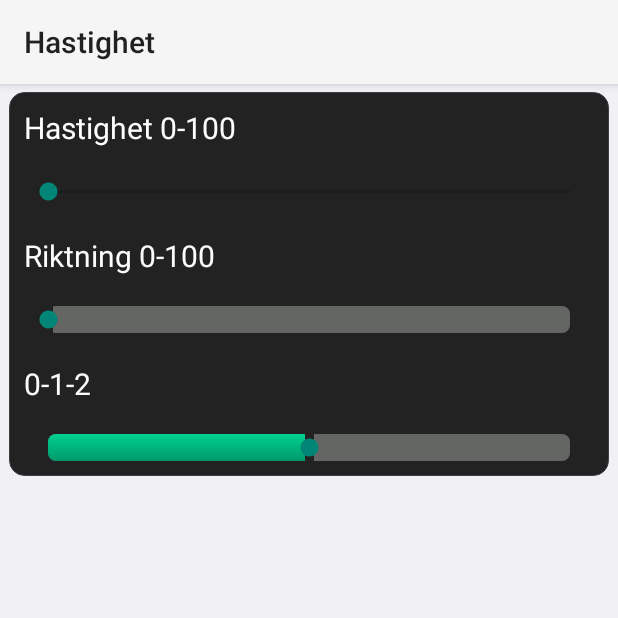
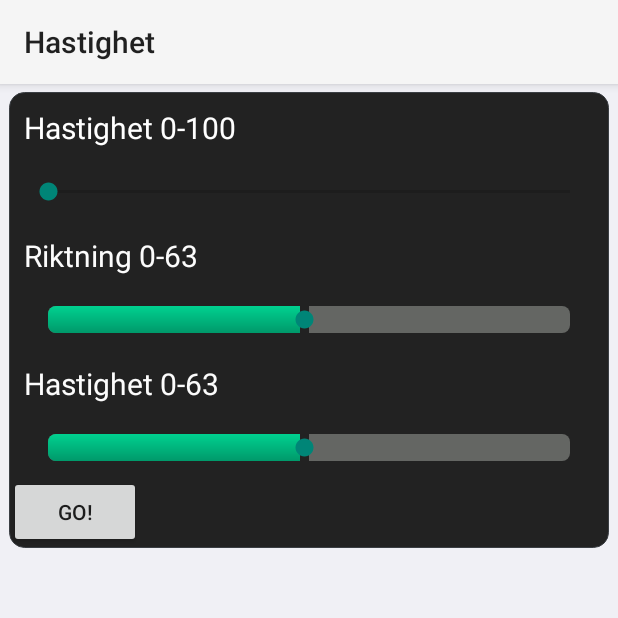
Before and after one commit to Junttila/DAT290-7, an Android app: the SeekBarActivity screen opened directly, with no data from a screen before it, on a phone screen of 412 x 824 dp, the top half of it. Run offline under Robolectric (Android 15) with nearby library versions, the phone set to English and light mode, and no system bars; our stand-ins replace ButterKnife; libraries missing offline, so code that uses them is left out: com.daimajia.easing, com.nineoldandroids.animation.

Commit message:
Changed bluetooth-signalling

```diff
--- a/programming-app/BluetoothTest1/app/src/main/res/layout/activity_seekbar.xml
+++ b/programming-app/BluetoothTest1/app/src/main/res/layout/activity_seekbar.xml
@@ -32,7 +32,7 @@
                 android:layout_width="wrap_content"
                 android:layout_height="wrap_content"
                 android:padding="10dp"
-                android:text="Riktning 0-100"
+                android:text="Riktning 0-63"
                 android:textColor="#fcfcfc"
                 android:textSize="20sp"/>
 
@@ -41,8 +41,8 @@
                 android:layout_width="fill_parent"
                 android:layout_height="wrap_content"
                 android:layout_margin="10dp"
-                android:max="100"
-                android:progress="0"
+                android:max="63"
+                android:progress="31"
                 android:progressDrawable="@drawable/progressbar"
                 android:secondaryProgress="0"/>
 
@@ -50,7 +50,7 @@
                 android:layout_width="wrap_content"
                 android:layout_height="wrap_content"
                 android:padding="10dp"
-                android:text="0-1-2"
+                android:text="Hastighet 0-63"
                 android:textColor="#fcfcfc"
                 android:textSize="20sp"/>
 
@@ -58,11 +58,18 @@
                 android:id="@+id/snap_bar"
                 android:layout_width="fill_parent"
                 android:layout_height="wrap_content"
-                android:max="100"
-                android:progress="50"
+                android:max="63"
+                android:progress="31"
                 android:layout_margin="10dp"
                 android:progressDrawable="@drawable/progressbar"
                 android:secondaryProgress="0"/>
+
+        <Button
+            android:id="@+id/go"
+            android:layout_width="wrap_content"
+            android:layout_height="wrap_content"
+            android:text="@string/go" />
+
     </LinearLayout>
 
 </RelativeLayout>
--- a/programming-app/BluetoothTest1/app/src/main/res/values/strings.xml
+++ b/programming-app/BluetoothTest1/app/src/main/res/values/strings.xml
@@ -13,4 +13,5 @@
     <string name="send00111111">Send 63</string>
     <string name="send10111111">Send 191</string>
     <string name="control">Control</string>
+    <string name="go">Go!</string>
 </resources>
```
Also changed, not shown: programming-app/BluetoothTest1/app/src/main/java/com/javacodegeeks/android/bluetoothtest/SeekBarActivity.java (+53 -14 lines).
